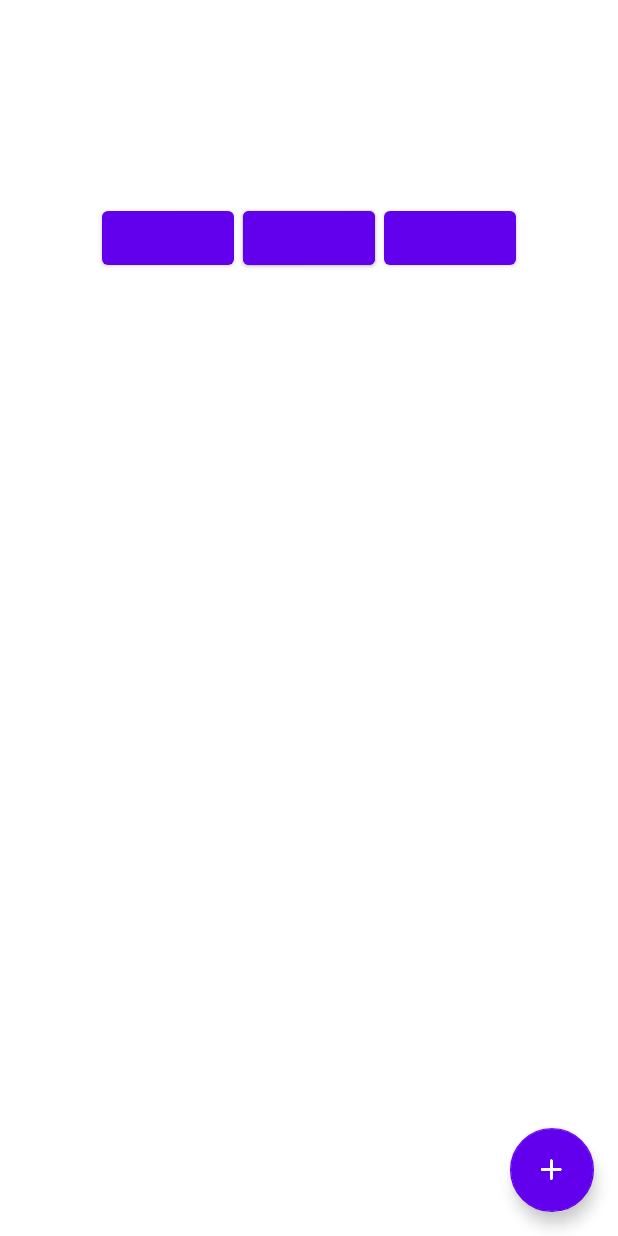
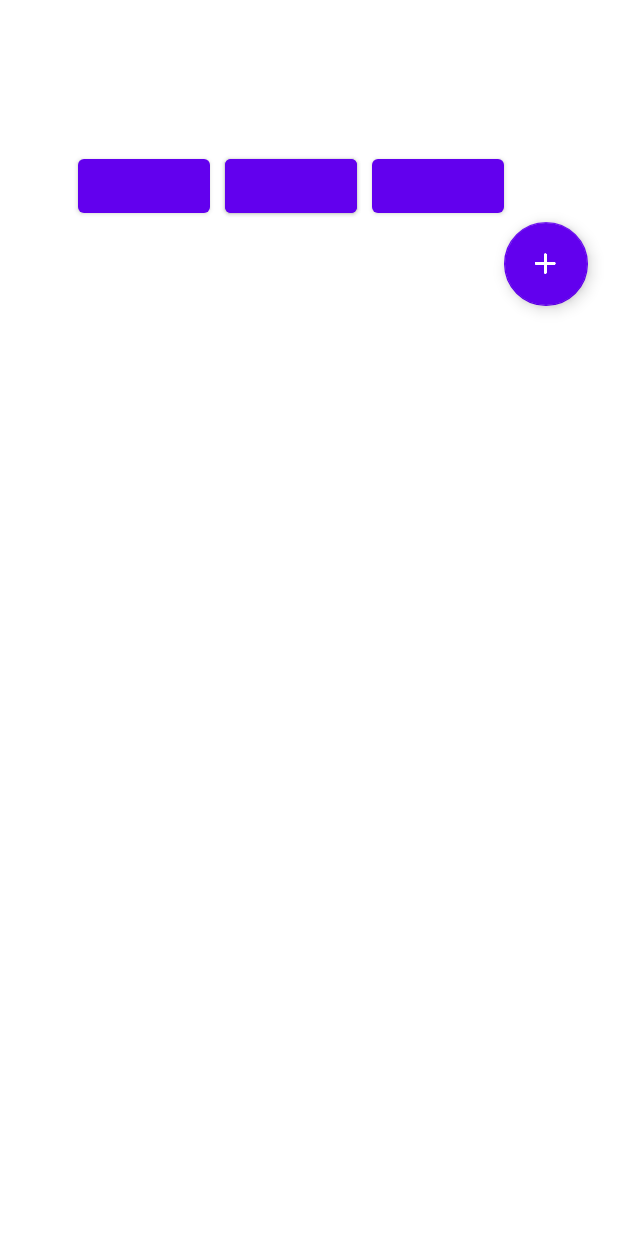
Before and after one commit to uzaizen/KitchenTimer2, an Android app: the layout activity_main.xml on its own in the app's theme, with its tools: preview values and no code run, on a phone screen of 412 x 824 dp. Run offline under Robolectric (Android 15) with nearby library versions, the phone set to English and light mode, and no system bars.

Commit message:
UI activities are posted to main from timer task. Pause and restart function are added One Timer is completed.  Need to develop for multiple timers. final one. Timer1 is moved to top right position so that more timers can be added.

```diff
--- a/app/src/main/res/layout/activity_main.xml
+++ b/app/src/main/res/layout/activity_main.xml
@@ -1,77 +1,72 @@
 <?xml version="1.0" encoding="utf-8"?>
-<androidx.constraintlayout.widget.ConstraintLayout
-    xmlns:android="http://schemas.android.com/apk/res/android"
+<androidx.constraintlayout.widget.ConstraintLayout xmlns:android="http://schemas.android.com/apk/res/android"
     xmlns:app="http://schemas.android.com/apk/res-auto"
     xmlns:tools="http://schemas.android.com/tools"
     android:layout_width="match_parent"
     android:layout_height="match_parent">
-    //    tools:context=".TimerActivity">
+
+    <Button
+        android:id="@+id/Count_Down_Button1"
+        android:layout_width="wrap_content"
+        android:layout_height="wrap_content"
+        android:layout_marginStart="150dp"
+        android:layout_marginTop="100dp"
+        app:layout_constraintStart_toStartOf="parent"
+        app:layout_constraintTop_toTopOf="parent" />
+
+    <Button
+        android:id="@+id/Count_Down_Button2"
+        android:layout_width="wrap_content"
+        android:layout_height="wrap_content"
+        android:layout_marginTop="0dp"
+        android:layout_marginEnd="10dp"
+        app:layout_constraintEnd_toStartOf="@id/Count_Down_Button1"
+        app:layout_constraintTop_toTopOf="@id/Count_Down_Button1" />
+
+    <Button
+        android:id="@+id/Count_Down_Button3"
+        android:layout_width="wrap_content"
+        android:layout_height="wrap_content"
+        android:layout_marginTop="0dp"
+        android:layout_marginStart="10dp"
+        app:layout_constraintTop_toTopOf="@+id/Count_Down_Button1"
+        app:layout_constraintStart_toEndOf="@id/Count_Down_Button1" />
+
+    <Button
+        android:id="@+id/Count_Down_Button4"
+        android:layout_width="wrap_content"
+        android:layout_height="wrap_content"
+        android:layout_marginTop="0dp"
+        android:layout_marginStart="0dp"
+        app:layout_constraintStart_toStartOf="@+id/Count_Down_Button1"
+        app:layout_constraintTop_toTopOf="@id/Count_Down_Button1" />
+
 
     <TextView
         android:id="@+id/Title1"
         android:layout_width="wrap_content"
         android:layout_height="wrap_content"
         android:textSize="32sp"
-        android:layout_marginTop="16dp"
-        app:layout_constraintLeft_toLeftOf="parent"
-        app:layout_constraintRight_toRightOf="parent"
-        app:layout_constraintTop_toTopOf="parent"/>
+        android:layout_marginBottom="50dp"
+        app:layout_constraintBottom_toTopOf="@+id/Count_Down_Button1"
+        app:layout_constraintStart_toStartOf="@id/Count_Down_Button1"/>
 
     <TextView
         android:id="@+id/TimerTime1"
         android:layout_width="wrap_content"
         android:layout_height="wrap_content"
-        android:layout_marginTop="16dp"
         android:textSize="32sp"
-        app:layout_constraintTop_toBottomOf="@+id/Title1"
-        app:layout_constraintLeft_toLeftOf="parent"
-        app:layout_constraintRight_toRightOf="parent"/>
-
-    <Button
-        android:id="@+id/Count_Down_Button1"
-        android:layout_width="wrap_content"
-        android:layout_height="wrap_content"
-        android:layout_marginTop="16dp"
-        app:layout_constraintTop_toBottomOf="@id/TimerTime1"
-        app:layout_constraintLeft_toLeftOf="parent"
-        app:layout_constraintRight_toRightOf="parent"/>
-
-    <Button
-        android:id="@+id/Count_Down_Button2"
-        android:layout_width="wrap_content"
-        android:layout_height="wrap_content"
-        android:layout_marginTop="16dp"
-        android:layout_marginEnd="50dp"
-        app:layout_constraintTop_toBottomOf="@id/TimerTime1"
-        app:layout_constraintRight_toLeftOf="@id/TimerTime1"/>
-
-    <Button
-        android:id="@+id/Count_Down_Button3"
-        android:layout_width="wrap_content"
-        android:layout_height="wrap_content"
-        android:layout_marginTop="16dp"
-        android:layout_marginStart="50dp"
-        app:layout_constraintTop_toBottomOf="@id/TimerTime1"
-        app:layout_constraintLeft_toRightOf="@id/TimerTime1"/>
-
-    <Button
-        android:id="@+id/Count_Down_Button4"
-        android:layout_width="wrap_content"
-        android:layout_height="wrap_content"
-        android:layout_marginTop="16dp"
-        app:layout_constraintTop_toBottomOf="@id/TimerTime1"
-        app:layout_constraintLeft_toLeftOf="parent"
-        app:layout_constraintRight_toRightOf="parent"/>
+        android:layout_marginBottom="10dp"
+        app:layout_constraintStart_toStartOf="@id/Count_Down_Button1"
+        app:layout_constraintBottom_toTopOf="@id/Count_Down_Button1" />
 
     <TextView
         android:id="@+id/Count_Label1"
         android:layout_width="wrap_content"
         android:layout_height="wrap_content"
-        android:layout_marginTop="8dp"
         android:textColor="#E42424"
         android:textSize="32sp"
-        app:layout_constraintLeft_toLeftOf="parent"
-        app:layout_constraintRight_toRightOf="parent"
+        app:layout_constraintStart_toStartOf="@id/Count_Down_Button1"
         app:layout_constraintTop_toBottomOf="@id/Count_Down_Button1" />
 
     <com.google.android.material.floatingactionbutton.FloatingActionButton
@@ -79,14 +74,11 @@
         android:layout_width="wrap_content"
         android:layout_height="wrap_content"
         android:layout_gravity="bottom|end"
-        android:layout_margin="16dp"
-        android:layout_marginEnd="16dp"
-        android:layout_marginBottom="16dp"
         android:src="@drawable/plus"
         app:backgroundTint="@color/design_default_color_primary"
-        app:layout_constraintBottom_toBottomOf="parent"
-        app:layout_constraintEnd_toEndOf="parent"
         app:tint="@color/white"
-        tools:ignore="MissingConstraints" />
+        app:layout_constraintTop_toBottomOf="@id/Count_Down_Button3"
+        app:layout_constraintStart_toEndOf="@id/Count_Down_Button3"
+        tools:ignore="MissingConstraints"/>
 
 </androidx.constraintlayout.widget.ConstraintLayout>
```
